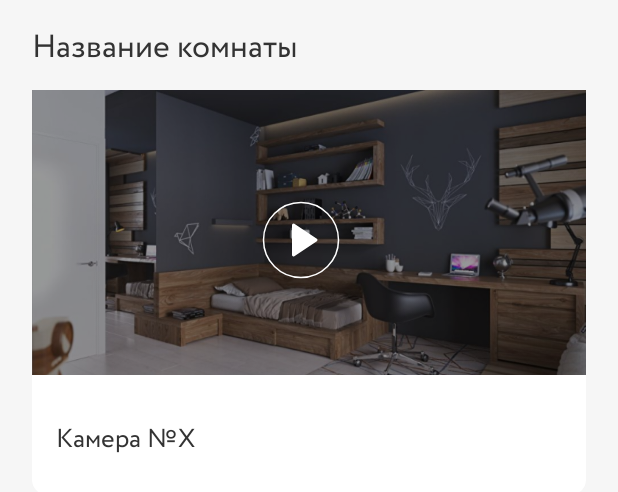
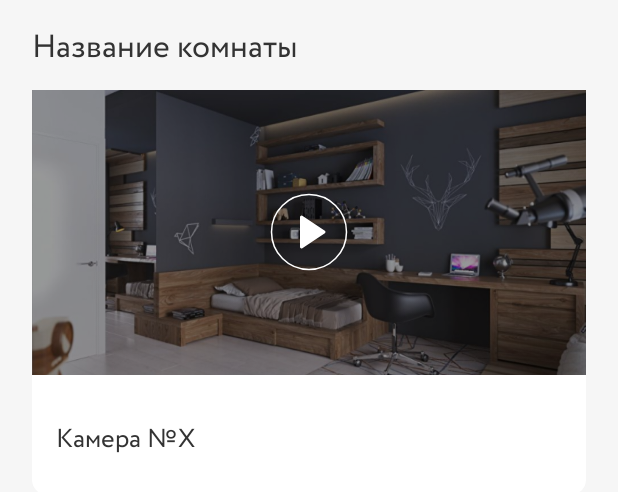
Before and after one commit to FoxyBright/DorLocker, an Android app: the layout fragment_cameras.xml on its own in the app's theme, with its tools: preview values and no code run, on a phone screen of 412 x 824 dp. Shown: the top 492 px of the screen. Run offline under Robolectric (Android 15) with nearby library versions, the phone set to English and light mode, and no system bars.

Commit message:
Доработка элементов

```diff
--- a/app/src/main/java/com/example/forexample/CamerasRecyclerAdapter.java
+++ b/app/src/main/java/com/example/forexample/CamerasRecyclerAdapter.java
@@ -40,7 +40,7 @@ public class CamerasRecyclerAdapter extends RecyclerView.Adapter<CamerasRecycler
 
     @Override
     public void onBindViewHolder(@NonNull ViewHolder holder, int position) {
-
+        holder.roundedImageView.setClipToOutline(true);
         holder.cam_num.setText(CamerasData.get(position).getName());
         Glide.with(context).load(CamerasData.get(position).getSnapshot())
                 .diskCacheStrategy(DiskCacheStrategy.NONE)
--- a/app/src/main/java/com/example/forexample/MainActivity.java
+++ b/app/src/main/java/com/example/forexample/MainActivity.java
@@ -6,19 +6,15 @@ import com.example.forexample.databinding.ActivityMainBinding;
 import com.example.forexample.ui.main.CustomViewPager;
 import com.google.android.material.tabs.TabLayout;
 import androidx.appcompat.app.AppCompatActivity;
-import androidx.viewpager.widget.ViewPager;
 import com.example.forexample.ui.main.SectionsPagerAdapter;
 
 
 public class MainActivity extends AppCompatActivity {
 
-    private ActivityMainBinding binding;
-
     @Override
     protected void onCreate(Bundle savedInstanceState) {
         super.onCreate(savedInstanceState);
-
-        binding = ActivityMainBinding.inflate(getLayoutInflater());
+        ActivityMainBinding binding = ActivityMainBinding.inflate(getLayoutInflater());
         setContentView(binding.getRoot());
         SectionsPagerAdapter sectionsPagerAdapter = new SectionsPagerAdapter(this, getSupportFragmentManager());
         CustomViewPager viewPager = binding.viewPager;
--- a/app/src/main/java/com/example/forexample/ui/main/SectionsPagerAdapter.java
+++ b/app/src/main/java/com/example/forexample/ui/main/SectionsPagerAdapter.java
@@ -8,7 +8,6 @@ import androidx.fragment.app.Fragment;
 import androidx.fragment.app.FragmentManager;
 import androidx.fragment.app.FragmentPagerAdapter;
 
-import com.example.forexample.CamerasFragment;
 import com.example.forexample.CamerasListFragment;
 import com.example.forexample.DoorListFragment;
 import com.example.forexample.R;
--- a/app/src/main/res/layout/fragment_cameras.xml
+++ b/app/src/main/res/layout/fragment_cameras.xml
@@ -8,8 +8,7 @@
     android:orientation="vertical"
     android:paddingStart="21dp"
     android:paddingEnd="21dp"
-    android:background="@color/app_background"
-    tools:context=".CamerasFragment">
+    android:background="@color/app_background">
 
     <TextView
         android:id="@+id/room_name"
@@ -60,16 +59,21 @@
             app:layout_constraintEnd_toEndOf="parent"
             app:layout_constraintTop_toTopOf="parent" />
 
-        <ImageView
-            android:id="@+id/play_button"
-            android:contentDescription="@string/img_des"
-            android:layout_width="60dp"
-            android:layout_height="60dp"
-            android:layout_marginTop="70dp"
-            android:layout_marginEnd="160dp"
-            android:src="@drawable/play_button"
+        <LinearLayout
+            android:layout_width="match_parent"
+            android:layout_height="190dp"
             app:layout_constraintEnd_toEndOf="parent"
-            app:layout_constraintTop_toTopOf="parent" />
+            app:layout_constraintTop_toTopOf="parent"
+            android:gravity="center">
+
+            <ImageView
+                android:id="@+id/play_button"
+                android:contentDescription="@string/img_des"
+                android:layout_width="60dp"
+                android:layout_height="60dp"
+                android:src="@drawable/play_button"/>
+
+        </LinearLayout>
 
         <View
             android:id="@+id/view"
```
Also changed, not shown: app/src/main/java/com/example/forexample/CamerasFragment.java (deleted, +0 -29 lines), app/src/main/java/com/example/forexample/DoorsRecyclerAdapter.java (+17 -37 lines), app/src/main/java/com/example/forexample/OnSwipeTouchListener.java (added, +75 -0 lines), app/src/main/res/layout/activity_main.xml (+22 -13 lines), app/src/main/res/layout/fragment_door.xml (+12 -3 lines).
